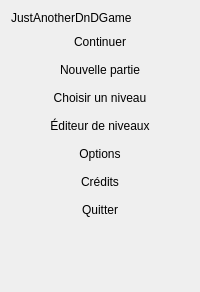
First picture: the form in Source/Elements/UI/MainMenu.ui, repository azertval/JustAnotherDnDGame, before the edit.
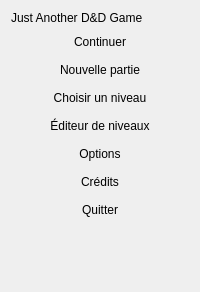
Second picture: the form after the edit. Custom widgets are drawn as their Qt base class.

Diff of the .ui file:
```diff
--- a/Source/Elements/UI/MainMenu.ui
+++ b/Source/Elements/UI/MainMenu.ui
@@ -9,7 +9,7 @@
     <widget class="QLabel" name="menuTitle">
      <!-- Taille/graisse posees par theme.qss (#MainMenu QLabel#menuTitle, LOT-56 TACHE-03), depuis
           l'echelle typographique des jetons, pas de propriete de police figee ici. -->
-     <property name="text"><string>JustAnotherDnDGame</string></property>
+     <property name="text"><string>Just Another D&amp;D Game</string></property>
     </widget>
    </item>
    <item>
```
